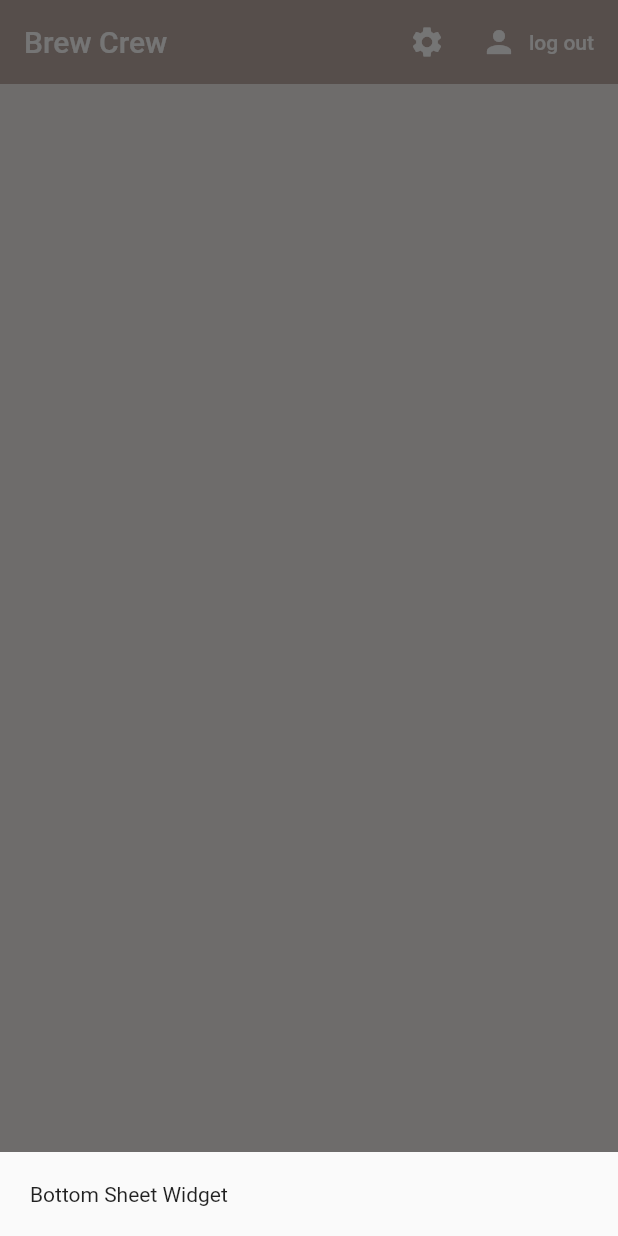
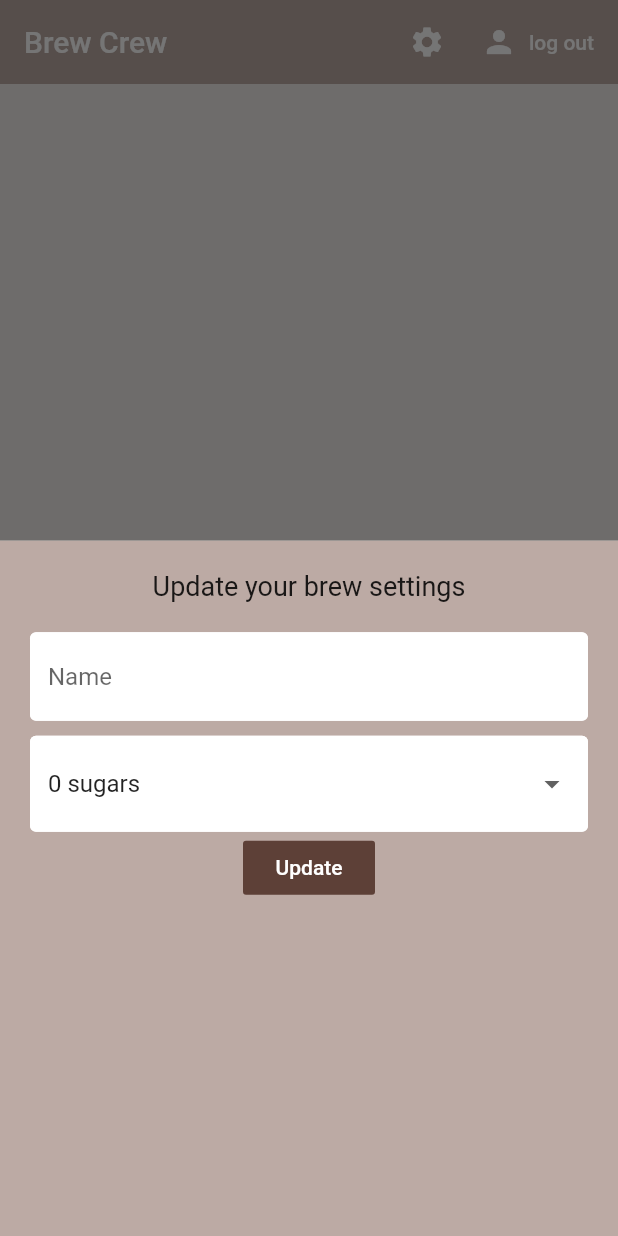
Before and after one commit to joeloudjinz/flutter_coffee, a Flutter app: the screen it shows once a user with an empty profile is signed in, after a tap on the "settings" icon, on a phone screen of 412 x 824 dp. Run offline on Flutter 3.47's test engine with Material 2 defaults, Android fonts, the phone set to English and light mode, and no system bars; our stand-ins replace cloud_firestore, firebase_auth, flutter_spinkit; accounts and stored records are empty.

Commit message:
Creating name & sugars form fields

```diff
--- a/lib/screens/home/brews-list.dart
+++ b/lib/screens/home/brews-list.dart
@@ -12,7 +12,6 @@ class _BrewListState extends State<BrewList> {
   @override
   Widget build(BuildContext context) {
     final brews = Provider.of<List<Brew>>(context);
-    print(brews);
     return ListView.builder(
       itemCount: brews.length,
       itemBuilder: (context, index) => BrewTile(brew: brews[index]),
--- a/lib/screens/home/home.dart
+++ b/lib/screens/home/home.dart
@@ -1,5 +1,6 @@
 import 'package:brew_crew/models/brew.dart';
 import 'package:brew_crew/screens/home/brews-list.dart';
+import 'package:brew_crew/screens/home/settings-form.dart';
 import 'package:brew_crew/services/auth.dart';
 import 'package:flutter/material.dart';
 import 'package:brew_crew/services/database.dart';
@@ -13,8 +14,9 @@ class Home extends StatelessWidget {
       showModalBottomSheet(
         context: context,
         builder: (context) => Container(
+          color: Colors.brown[200],
           padding: EdgeInsets.all(20.0),
-          child: Text('Bottom Sheet Widget'),
+          child: SettingsForm(),
         ),
       );
     }
--- /dev/null
+++ b/lib/screens/home/settings-form.dart
@@ -0,0 +1,63 @@
+import 'package:flutter/material.dart';
+import 'package:brew_crew/shared/constants.dart';
+
+class SettingsForm extends StatefulWidget {
+  @override
+  _SettingsFormState createState() => _SettingsFormState();
+}
+
+class _SettingsFormState extends State<SettingsForm> {
+  final _formkey = GlobalKey<FormState>();
+  final List<String> sugars = ['0', '1', '2', '3', '4'];
+  String _currentName;
+  String _currentSugar;
+  int _currentStrength;
+  @override
+  Widget build(BuildContext context) {
+    return Form(
+      key: _formkey,
+      child: Column(
+        children: <Widget>[
+          Text(
+            'Update your brew settings',
+            style: TextStyle(fontSize: 18.0),
+          ),
+          SizedBox(
+            height: 20.0,
+          ),
+          TextFormField(
+            decoration: textInputDecoration.copyWith(hintText: 'Name'),
+            validator: (value) => value.isEmpty ? 'Name is required' : null,
+            onChanged: (value) => setState(() => _currentName = value),
+          ),
+          SizedBox(
+            height: 10.0,
+          ),
+          DropdownButtonFormField(
+            value: _currentSugar ?? '0',
+            items: sugars
+                .map(
+                  (s) => DropdownMenuItem(
+                    value: s,
+                    child: Text('$s sugars'),
+                  ),
+                )
+                .toList(),
+            onChanged: (value) => setState(() => _currentSugar = value),
+            decoration: textInputDecoration,
+          ),
+          FlatButton(
+            color: Colors.brown[700],
+            child: Text(
+              'Update',
+              style: TextStyle(
+                color: Colors.white,
+              ),
+            ),
+            onPressed: () {},
+          ),
+        ],
+      ),
+    );
+  }
+}
```
